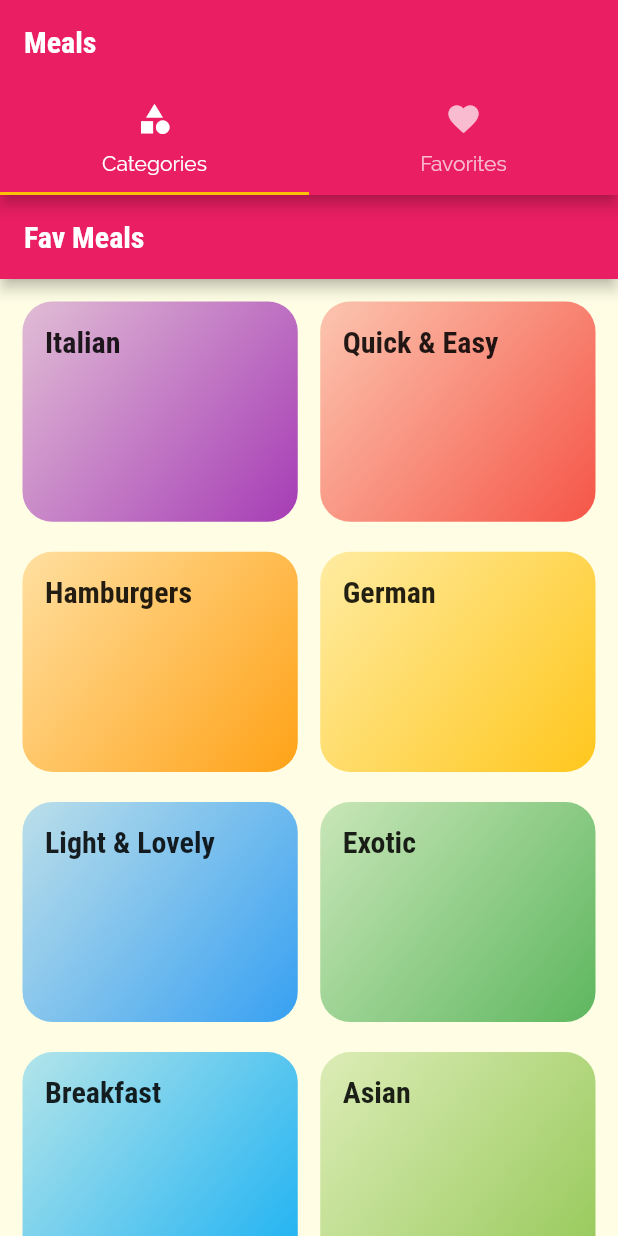
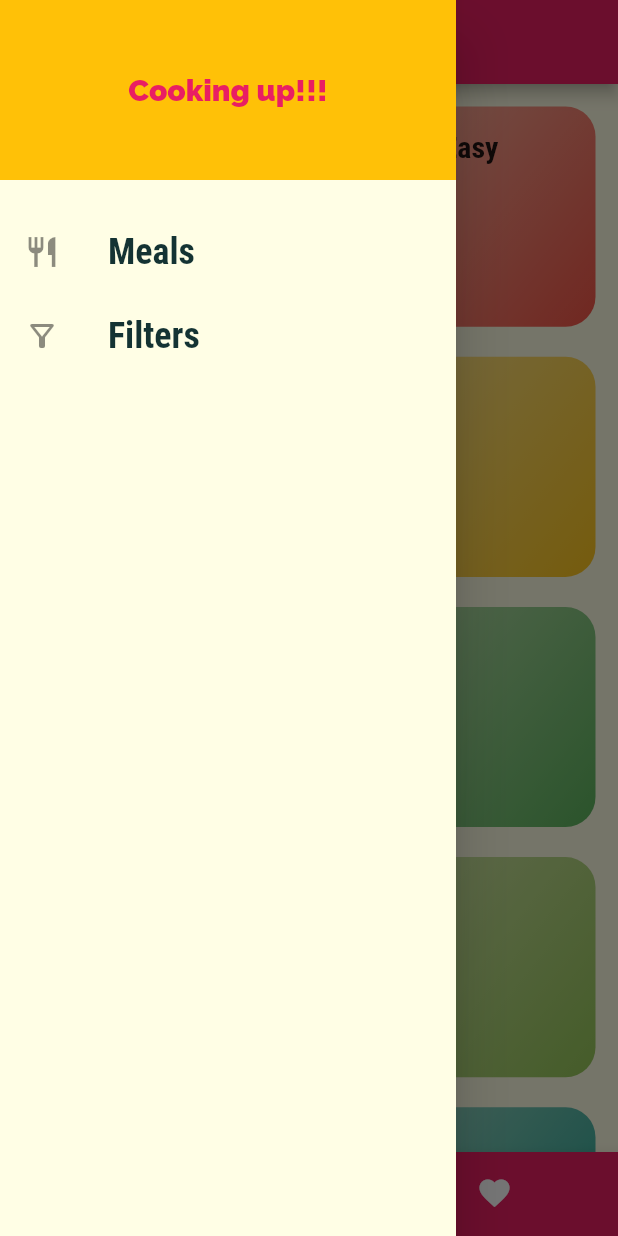
Before and after one commit to RohanTemgire/meals_app, a Flutter app: the screen it shows after launch, with the side drawer open (before the commit the screen has no drawer), on a phone screen of 412 x 824 dp. Run offline on Flutter 3.47's test engine with Material 2 defaults, Android fonts, the phone set to English and light mode, and no system bars.

Commit message:
module 7.6

```diff
--- a/lib/main.dart
+++ b/lib/main.dart
@@ -1,6 +1,6 @@
 import 'package:flutter/material.dart';
 
-
+import './screens/filters_screen.dart';
 import './screens/tabs_screen.dart';
 import './screens/categories_meals_screen.dart';
 import './screens/categories_screen.dart';
@@ -43,6 +43,7 @@ class MyApp extends StatelessWidget {
         //here there can be spelling errors and bc of that error your app can break so there is another way producing the same output
         CategoriesMealsScreen.routeName: (ctx) => CategoriesMealsScreen(),
         MealDetailScreen.routeName: (ctx) => MealDetailScreen(),
+        FiltersScreen.routeName: (ctx) => FiltersScreen(),
       },
 
       // onGenerateRoute: (settings) {
--- a/lib/screens/categories_screen.dart
+++ b/lib/screens/categories_screen.dart
@@ -9,18 +9,18 @@ class CategoriesScreen extends StatelessWidget {
 
   @override
   Widget build(BuildContext context) {
-    return Scaffold(
-      appBar: AppBar(
-        title: const Text("Fav Meals"),
-      ),
-      body: GridView(
+    // return Scaffold(
+    //   appBar: AppBar(
+    //     title: const Text("Fav Meals"),
+    //   ),
+    //   body:
+    return GridView(
       //here GridView has a .builder function too where you use that for performance improvement such that you render only few list items
       //and not all.
       padding: const EdgeInsets.all(15),
       children: DUMMY_CATEGORIES
           .map(
-              (catdata) =>
-                  CategoryItem(catdata.id, catdata.title, catdata.color),
+            (catdata) => CategoryItem(catdata.id, catdata.title, catdata.color),
           )
           .toList(),
       gridDelegate: const SliverGridDelegateWithMaxCrossAxisExtent(
@@ -28,7 +28,7 @@ class CategoriesScreen extends StatelessWidget {
           crossAxisSpacing: 15,
           mainAxisSpacing: 20,
           childAspectRatio: 2.5 / 2),
-      ),
+      // ),
       // bottomNavigationBar: Text('this is bottom navigator bar'),
     );
   }
--- /dev/null
+++ b/lib/screens/filters_screen.dart
@@ -0,0 +1,18 @@
+import 'package:flutter/material.dart';
+
+class FiltersScreen extends StatelessWidget {
+  // const FiltersScreen({ Key? key }) : super(key: key);
+  static const routeName = 'filters-screen';
+
+  @override
+  Widget build(BuildContext context) {
+    return Scaffold(
+      appBar: AppBar(
+        title: Text('Filters'),
+      ),
+      body: Center(
+        child: Text('there you are at the filter screen'),
+      ),
+    );
+  }
+}
--- a/lib/screens/meal_detail_screen.dart
+++ b/lib/screens/meal_detail_screen.dart
@@ -85,6 +85,12 @@ class MealDetailScreen extends StatelessWidget {
           ],
         ),
       ),
+      floatingActionButton: FloatingActionButton(
+        onPressed: () {
+          Navigator.of(context).pop(mealID);
+        },
+        child: Icon(Icons.delete),
+      ),
     );
   }
 }
--- a/lib/screens/tabs_screen.dart
+++ b/lib/screens/tabs_screen.dart
@@ -1,4 +1,6 @@
 import 'package:flutter/material.dart';
+
+import '../widgets/main_drawer.dart';
 
 import './categories_screen.dart';
 import './favorites_screen.dart';
@@ -11,29 +13,72 @@ class TabsScreen extends StatefulWidget {
 }
 
 class _TabsScreenState extends State<TabsScreen> {
+  // @override
+  // Widget build(BuildContext context) {
+  //   return DefaultTabController(
+  //     length: 2,
+  //     // initialIndex: 1,
+  //     child: Scaffold(
+  //       appBar: AppBar(
+  //         title: Text('Meals'),
+  //         bottom: TabBar(
+  //           tabs: [
+  //             Tab(
+  //               icon: Icon(Icons.category),
+  //               text: 'Categories',
+  //             ),
+  //             Tab(
+  //               icon: Icon(Icons.favorite),
+  //               text: 'Favorites',
+  //             ),
+  //           ],
+  //         ),
+  //       ),
+  //       body: TabBarView(
+  //         children: [CategoriesScreen(), FavoritesScreen()],
+  //       ),
+  //     ),
+  //   );
+  // }
+
+  // for bottom navigationbar
+  List<Map<String, Object>> _pages = [
+    {'pages': CategoriesScreen(), 'title': 'Categories'},
+    {'pages': FavoritesScreen(), 'title': 'Favorites'},
+  ];
+  int _pageIndex = 0;
+  void _selectPage(int index) {
+    setState(() {
+      _pageIndex = index;
+    });
+  }
+
   @override
   Widget build(BuildContext context) {
-    return DefaultTabController(
-      length: 2,
-      child: Scaffold(
-        appBar: AppBar(
-          title: Text('Meals'),
-          bottom: TabBar(
-            tabs: [
-              Tab(
-                icon: Icon(Icons.category),
-                text: 'Categories',
-              ),
-              Tab(
-                icon: Icon(Icons.favorite),
-                text: 'Favorites',
-              ),
-            ],
-          ),
-        ),
-        body: TabBarView(
-          children: [CategoriesScreen(), FavoritesScreen()],
-        ),
+    return Scaffold(
+      appBar: AppBar(
+        title: Text(_pages[_pageIndex]['title'] as String),
+      ),
+      drawer: MainDrawer(),
+      body: _pages[_pageIndex]['pages'] as Widget,
+      bottomNavigationBar: BottomNavigationBar(
+        backgroundColor: Theme.of(context).primaryColor,
+        currentIndex: _pageIndex,
+        selectedItemColor: Theme.of(context).accentColor,
+        unselectedItemColor: Colors.white,
+        type: BottomNavigationBarType.shifting,
+        // now here for shifting the above mention styles does not work so we have to set styles inside items
+        onTap: _selectPage,
+        items: [
+          BottomNavigationBarItem(
+              backgroundColor: Theme.of(context).primaryColor,
+              icon: Icon(Icons.category),
+              label: 'Categories'),
+          BottomNavigationBarItem(
+              backgroundColor: Theme.of(context).primaryColor,
+              icon: Icon(Icons.favorite),
+              label: 'Favorites')
+        ],
       ),
     );
   }
--- /dev/null
+++ b/lib/widgets/main_drawer.dart
@@ -0,0 +1,64 @@
+import 'package:flutter/material.dart';
+import '../screens/filters_screen.dart';
+
+class MainDrawer extends StatelessWidget {
+  // const MainDrawer({ Key? key }) : super(key: key);
+
+  Widget buildListTitle(
+      String title, IconData icon, VoidCallback onTapHandler) {
+    return ListTile(
+      leading: Icon(
+        icon,
+        size: 24,
+      ),
+      title: Text(
+        title,
+        style: TextStyle(
+            fontFamily: 'RobotoCondensed',
+            fontSize: 24,
+            fontWeight: FontWeight.bold),
+      ),
+      onTap: onTapHandler,
+    );
+  }
+
+  @override
+  Widget build(BuildContext context) {
+    return Drawer(
+      child: Column(
+        children: [
+          Container(
+            height: 120,
+            width: double.infinity,
+            alignment: Alignment.center,
+            color: Theme.of(context).accentColor,
+            child: Text(
+              'Cooking up!!!',
+              style: TextStyle(
+                fontWeight: FontWeight.w900,
+                fontSize: 20,
+                color: Theme.of(context).primaryColor,
+              ),
+            ),
+          ),
+          SizedBox(height: 20),
+          buildListTitle(
+            'Meals',
+            Icons.restaurant,
+            () {
+              Navigator.of(context).pushNamed('/');
+            },
+          ),
+          buildListTitle(
+            'Filters',
+            Icons.filter_alt_outlined,
+            () {
+              Navigator.of(context)
+                  .pushReplacementNamed(FiltersScreen.routeName);
+            },
+          ),
+        ],
+      ),
+    );
+  }
+}
```
Also changed, not shown: lib/screens/categories_meals_screen.dart (+51 -20 lines), lib/widgets/meals_item.dart (+10 -1 lines). Lines whose indentation alone changed are shown as unchanged.
